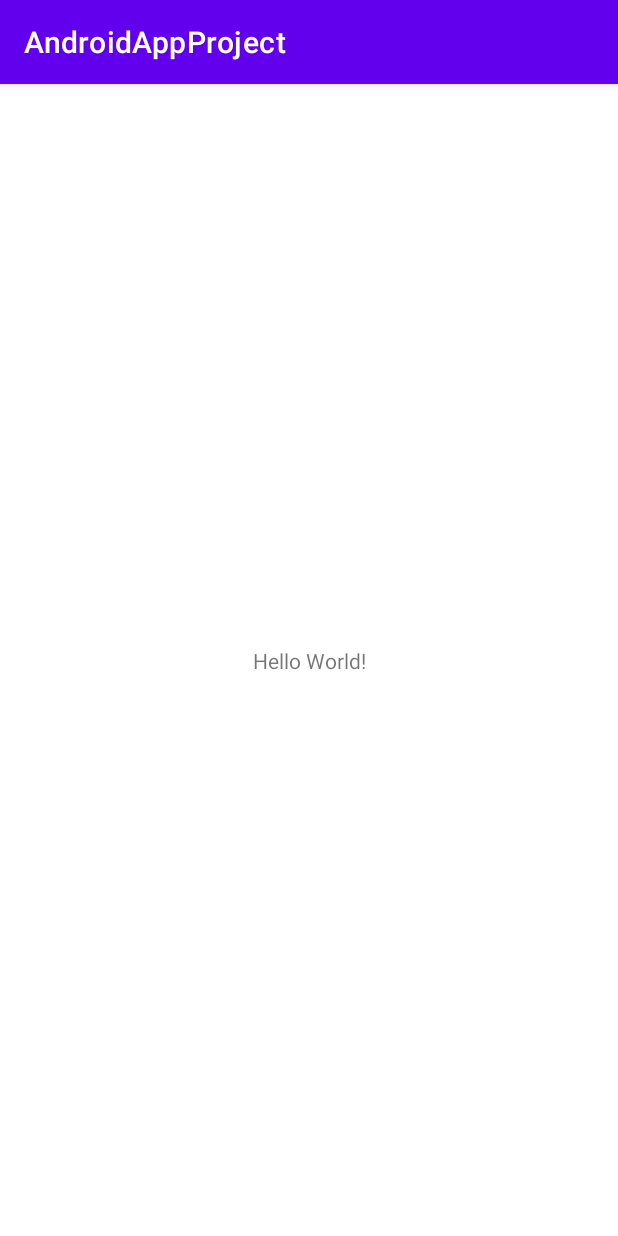
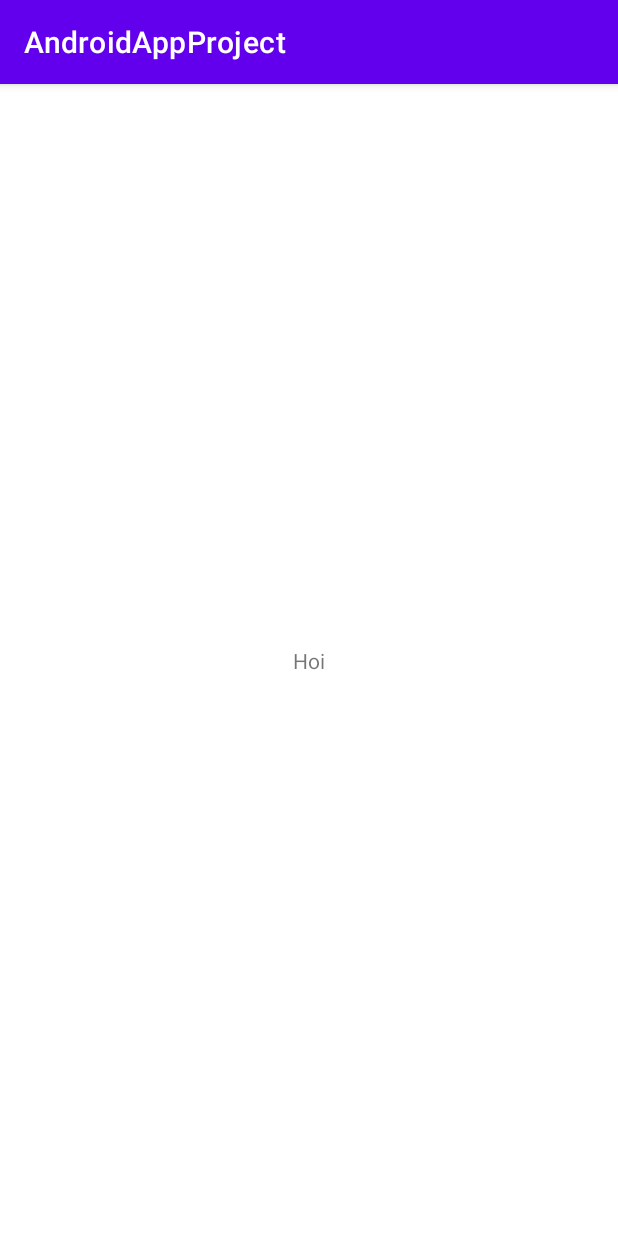
Before and after one commit to PilzHere/AndroidAppProject, an Android app: the screen it shows after launch (MainActivity), on a phone screen of 412 x 824 dp. Run offline under Robolectric (Android 15) with nearby library versions, the light colour scheme and no system bars.

Commit message:
Test Change Hello world to Hoi

```diff
--- a/app/src/main/res/layout/activity_main.xml
+++ b/app/src/main/res/layout/activity_main.xml
@@ -9,7 +9,7 @@
     <TextView
         android:layout_width="wrap_content"
         android:layout_height="wrap_content"
-        android:text="Hello World!"
+        android:text="Hoi"
         app:layout_constraintBottom_toBottomOf="parent"
         app:layout_constraintLeft_toLeftOf="parent"
         app:layout_constraintRight_toRightOf="parent"
```
